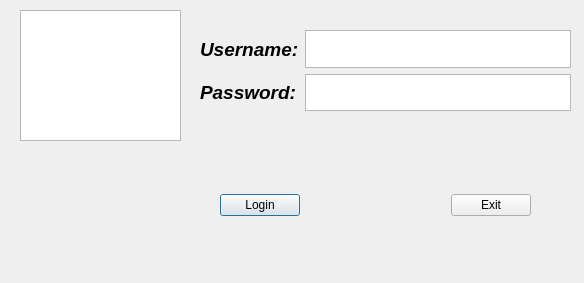
This is client/Client/logindialog.ui in Orsrrc/DistributeServer as Qt 5 draws it before an edit. The edited form follows.
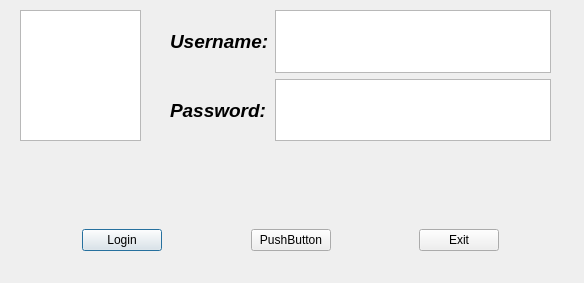
This is the edited form.

What changed in the file:
```diff
--- a/client/Client/logindialog.ui
+++ b/client/Client/logindialog.ui
@@ -2,6 +2,12 @@
 <ui version="4.0">
  <class>LoginDialog</class>
  <widget class="QDialog" name="LoginDialog">
+  <property name="windowModality">
+   <enum>Qt::NonModal</enum>
+  </property>
+  <property name="enabled">
+   <bool>true</bool>
+  </property>
   <property name="geometry">
    <rect>
     <x>0</x>
@@ -10,6 +16,18 @@
     <height>283</height>
    </rect>
   </property>
+  <property name="sizePolicy">
+   <sizepolicy hsizetype="Preferred" vsizetype="Preferred">
+    <horstretch>0</horstretch>
+    <verstretch>0</verstretch>
+   </sizepolicy>
+  </property>
+  <property name="focusPolicy">
+   <enum>Qt::NoFocus</enum>
+  </property>
+  <property name="contextMenuPolicy">
+   <enum>Qt::DefaultContextMenu</enum>
+  </property>
   <property name="windowTitle">
    <string>Dialog</string>
   </property>
@@ -18,18 +36,18 @@
     <rect>
      <x>20</x>
      <y>10</y>
-     <width>161</width>
+     <width>121</width>
      <height>131</height>
     </rect>
    </property>
   </widget>
-  <widget class="QWidget" name="">
+  <widget class="QWidget" name="layoutWidget">
    <property name="geometry">
     <rect>
-     <x>200</x>
-     <y>30</y>
-     <width>371</width>
-     <height>81</height>
+     <x>170</x>
+     <y>10</y>
+     <width>381</width>
+     <height>131</height>
     </rect>
    </property>
    <layout class="QHBoxLayout" name="horizontalLayout">
@@ -77,16 +95,29 @@
     </item>
    </layout>
   </widget>
-  <widget class="QWidget" name="">
+  <widget class="QWidget" name="layoutWidget">
    <property name="geometry">
     <rect>
-     <x>220</x>
-     <y>140</y>
-     <width>311</width>
-     <height>131</height>
+     <x>0</x>
+     <y>200</y>
+     <width>581</width>
+     <height>81</height>
     </rect>
    </property>
    <layout class="QHBoxLayout" name="horizontalLayout_2">
+    <item>
+     <spacer name="horizontalSpacer_2">
+      <property name="orientation">
+       <enum>Qt::Horizontal</enum>
+      </property>
+      <property name="sizeHint" stdset="0">
+       <size>
+        <width>40</width>
+        <height>20</height>
+       </size>
+      </property>
+     </spacer>
+    </item>
     <item>
      <widget class="QPushButton" name="btn_login">
       <property name="text">
@@ -94,6 +125,26 @@
       </property>
      </widget>
     </item>
+    <item>
+     <spacer name="horizontalSpacer_4">
+      <property name="orientation">
+       <enum>Qt::Horizontal</enum>
+      </property>
+      <property name="sizeHint" stdset="0">
+       <size>
+        <width>40</width>
+        <height>20</height>
+       </size>
+      </property>
+     </spacer>
+    </item>
+    <item>
+     <widget class="QPushButton" name="pushButton">
+      <property name="text">
+       <string>PushButton</string>
+      </property>
+     </widget>
+    </item>
     <item>
      <spacer name="horizontalSpacer">
       <property name="orientation">
@@ -114,6 +165,19 @@
       </property>
      </widget>
     </item>
+    <item>
+     <spacer name="horizontalSpacer_3">
+      <property name="orientation">
+       <enum>Qt::Horizontal</enum>
+      </property>
+      <property name="sizeHint" stdset="0">
+       <size>
+        <width>40</width>
+        <height>20</height>
+       </size>
+      </property>
+     </spacer>
+    </item>
    </layout>
   </widget>
  </widget>
```
Left out of the diff: 2 changed lines with no effect on the pictures.
